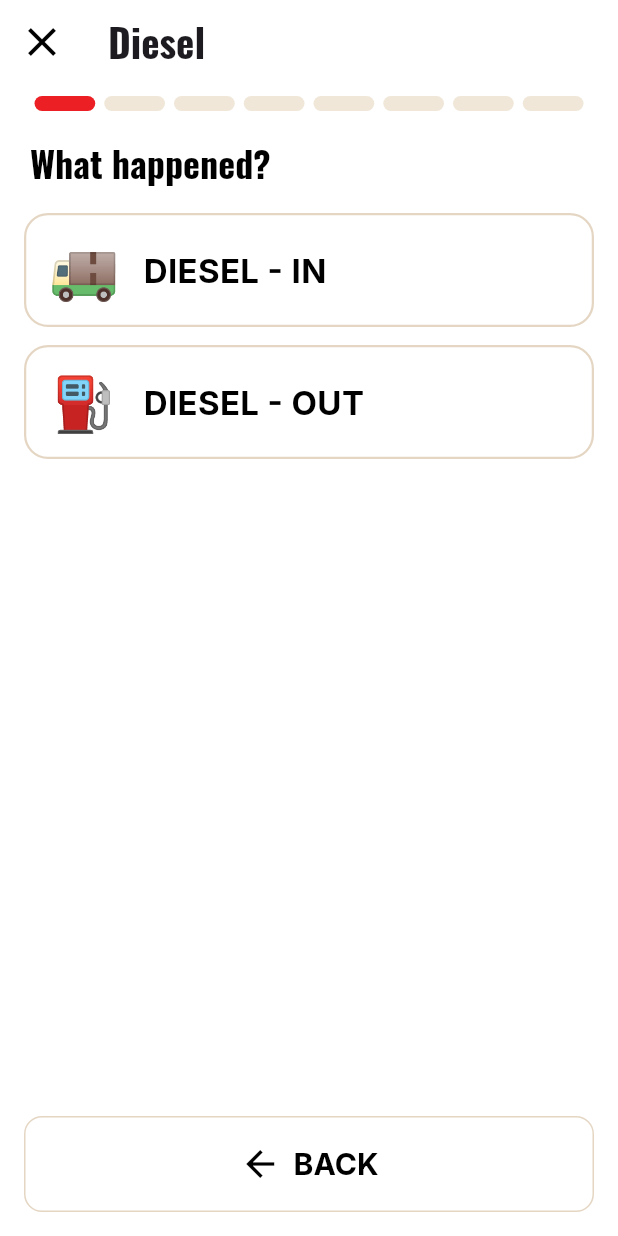
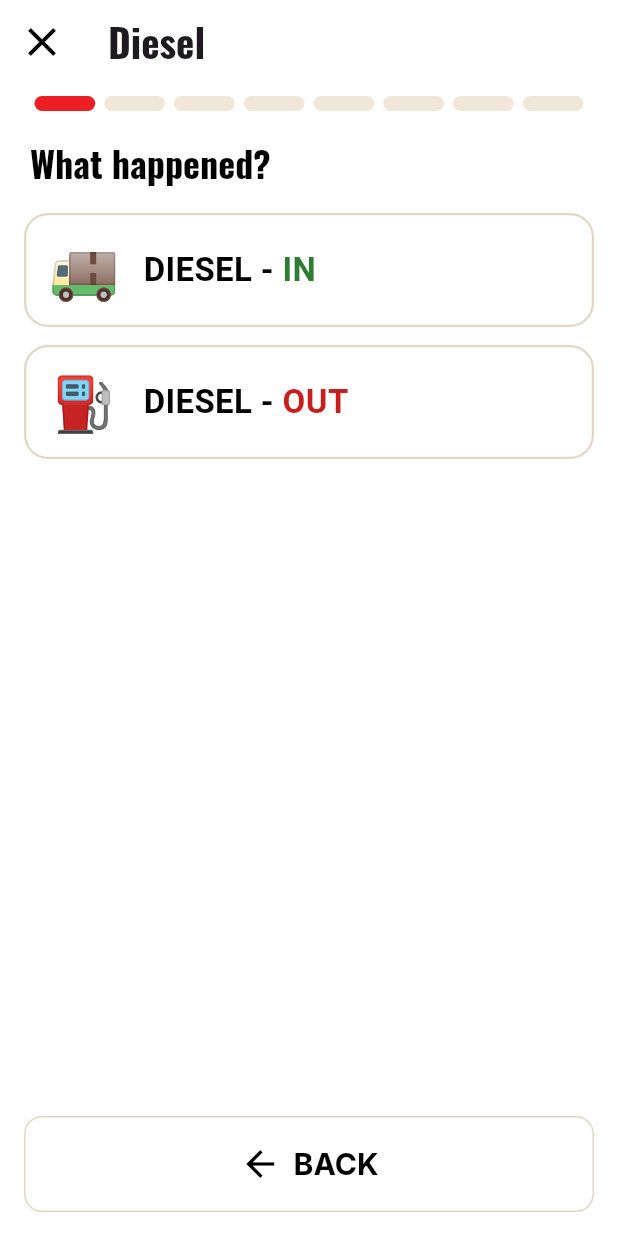
Before and after one commit to DFourie87/Nanini, a Flutter app: the DieselFlow widget shown alone on an empty page, opened directly, on a phone screen of 412 x 824 dp. Run offline on Flutter 3.47's test engine with Material 3 defaults, Android fonts, the phone set to English and light mode, and no system bars; our stand-ins replace connectivity_plus, csv, file_picker, fl_chart, flutter_map, google_fonts and 6 more; missing offline and left inert: excel; accounts and stored records are empty.

Commit message:
Capture app: IN in green, OUT in red on the diesel choices
Co-Authored-By: Claude Opus 5.5 <noreply@anthropic.com>
Claude-Session: https://claude.ai/code/session_0154FLxM7bQ7qjn16GE6RHFv

```diff
--- a/nanini_app/lib/capture_app/capture_widgets.dart
+++ b/nanini_app/lib/capture_app/capture_widgets.dart
@@ -127,8 +127,23 @@ class StepPage extends StatelessWidget {
 
 /// Big full-width answer button.
 class BigChoice extends StatelessWidget {
-  const BigChoice({super.key, required this.label, required this.onTap, this.icon, this.emoji, this.color, this.selected = false, this.sub});
+  const BigChoice({
+    super.key,
+    required this.label,
+    required this.onTap,
+    this.icon,
+    this.emoji,
+    this.color,
+    this.selected = false,
+    this.sub,
+    this.highlight,
+    this.highlightColor,
+  });
   final String label;
+
+  /// Part of [label] drawn in [highlightColor] (e.g. "IN" in green).
+  final String? highlight;
+  final Color? highlightColor;
   final String? sub;
   final IconData? icon;
   final String? emoji;
@@ -164,9 +179,18 @@ class BigChoice extends StatelessWidget {
                       mainAxisSize: MainAxisSize.min,
                       crossAxisAlignment: CrossAxisAlignment.start,
                       children: [
-                        Text(
-                          label,
-                          style: const TextStyle(fontSize: 22, fontWeight: FontWeight.w700, color: NaniniColors.ink),
+                        Text.rich(
+                          TextSpan(
+                            style: const TextStyle(fontSize: 22, fontWeight: FontWeight.w700, color: NaniniColors.ink),
+                            children: [
+                              if (highlight != null && label.contains(highlight!)) ...[
+                                TextSpan(text: label.substring(0, label.indexOf(highlight!))),
+                                TextSpan(text: highlight, style: TextStyle(color: highlightColor)),
+                                TextSpan(text: label.substring(label.indexOf(highlight!) + highlight!.length)),
+                              ] else
+                                TextSpan(text: label),
+                            ],
+                          ),
                         ),
                         if (sub != null) Text(sub!, style: const TextStyle(fontSize: 16, color: NaniniColors.muted)),
                       ],
--- a/nanini_app/lib/capture_app/flows/diesel_flow.dart
+++ b/nanini_app/lib/capture_app/flows/diesel_flow.dart
@@ -51,11 +51,11 @@ class _DieselFlowState extends State<DieselFlow> {
         return page(
           'What happened?',
           ListView(children: [
-            BigChoice(emoji: '🚚', label: 'DIESEL - IN', selected: isUsage == false, onTap: () {
+            BigChoice(emoji: '🚚', label: 'DIESEL - IN', highlight: 'IN', highlightColor: NaniniColors.green, selected: isUsage == false, onTap: () {
               setState(() => isUsage = false);
               next();
             }),
-            BigChoice(emoji: '⛽', label: 'DIESEL - OUT', selected: isUsage == true, onTap: () {
+            BigChoice(emoji: '⛽', label: 'DIESEL - OUT', highlight: 'OUT', highlightColor: NaniniColors.red, selected: isUsage == true, onTap: () {
               setState(() => isUsage = true);
               next();
             }),
```
Also changed, not shown: 1 other file.
